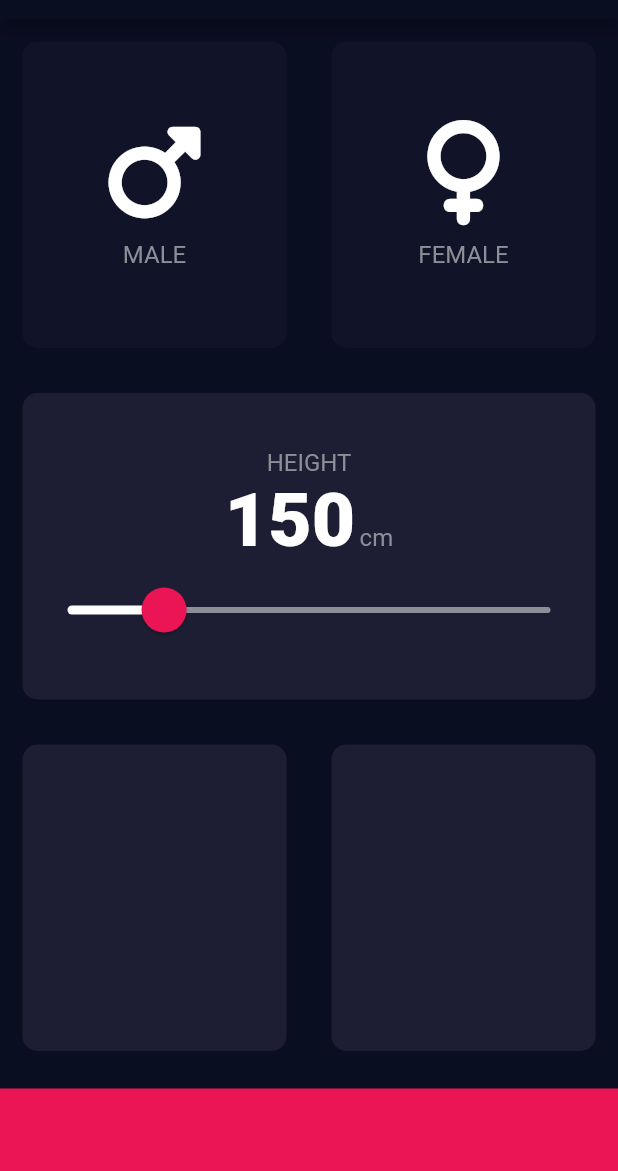
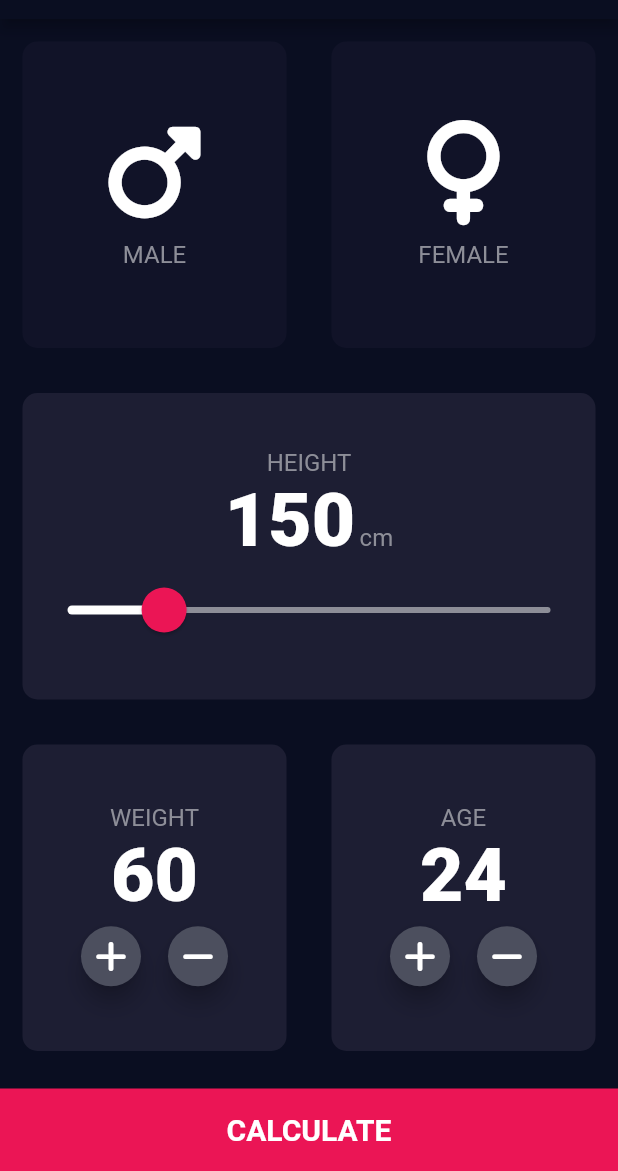
Before and after one commit to Wowo-chukwudi/bmi_calculator1, a Flutter app: the screen it shows after launch, on a phone screen of 412 x 824 dp, the part 65-1236 px from its top. Run offline on Flutter 3.47's test engine with Material 2 defaults, Android fonts, the phone set to English and light mode, and no system bars; our stand-ins replace font_awesome_flutter.

Commit message:
App done

```diff
--- /dev/null
+++ b/lib/bmi_calculate.dart
@@ -0,0 +1,39 @@
+import 'dart:math';
+
+class BmiCalculate {
+  final int weight;
+  final int height;
+
+  BmiCalculate({required this.weight, required this.height});
+
+  double bmi = 0.0;
+
+  String calculateBmi() {
+    bmi = weight / pow(height / 100, 2);
+    return bmi.toStringAsFixed(1);
+  }
+
+  String getResult() {
+    if (bmi <= 18.5) {
+      return 'Underweight';
+    } else if (bmi >= 24.9) {
+      return 'Healthy Weight';
+    } else if (bmi >= 29.9) {
+      return 'Overweight';
+    } else {
+      return 'Obesity';
+    }
+  }
+
+  String getMessage() {
+    if (bmi < 18.5) {
+      return 'You are underweight, please eat';
+    } else if (bmi >= 24.9) {
+      return 'You have a normal body weight. Good job';
+    } else if (bmi >= 29.9) {
+      return 'You have a higher than normal body weight. Exercise more';
+    } else {
+      return 'Stop eating fatsooooo';
+    }
+  }
+}
--- a/lib/input_page.dart
+++ b/lib/input_page.dart
@@ -1,4 +1,7 @@
+import 'package:bmi_calculator/bmi_calculate.dart';
 import 'package:bmi_calculator/constants.dart';
+import 'package:bmi_calculator/my_routes.dart';
+import 'package:bmi_calculator/result.dart';
 import 'package:bmi_calculator/reuse/gender_card.dart';
 import 'package:bmi_calculator/reuse/reusable.dart';
 import 'package:flutter/material.dart';
@@ -16,6 +19,8 @@ class InputPage extends StatefulWidget {
 class _InputPageState extends State<InputPage> {
   Genders? genderSelected;
   int height = 150;
+  int weight = 60;
+  int age = 24;
 
   Color femaleCardColor = inactiveCardColor;
 
@@ -149,12 +154,85 @@ class _InputPageState extends State<InputPage> {
                 Expanded(
                   child: ReusableCard(
                     colour: cardColor,
-                    cardChild: Column(),
+                    cardChild: Column(
+                      mainAxisAlignment: MainAxisAlignment.center,
+                      children: [
+                        const Text(
+                          'WEIGHT',
+                          style: genderTextStyle,
+                        ),
+                        Text(
+                          weight.toString(),
+                          style: restOfCardTextStyle,
+                        ),
+                        Row(
+                          mainAxisAlignment: MainAxisAlignment.center,
+                          children: [
+                            RoundIconButton(
+                              icon: FontAwesomeIcons.plus,
+                              iconPress: () {
+                                setState(() {
+                                  weight++;
+                                });
+                              },
+                            ),
+                            const SizedBox(
+                              width: 10,
+                            ),
+                            RoundIconButton(
+                              icon: FontAwesomeIcons.minus,
+                              iconPress: () {
+                                setState(() {
+                                  weight--;
+                                });
+                              },
+                            )
+                          ],
+                        )
+                      ],
+                    ),
                   ),
                 ),
                 Expanded(
                   child: ReusableCard(
                     colour: cardColor,
+                    cardChild: Column(
+                      mainAxisAlignment: MainAxisAlignment.center,
+                      children: [
+                        const Text(
+                          'AGE',
+                          style: genderTextStyle,
+                        ),
+                        Text(
+                          age.toString(),
+                          style: restOfCardTextStyle,
+                        ),
+                        Row(
+                          mainAxisAlignment: MainAxisAlignment.center,
+                          children: [
+                            RoundIconButton(
+                              icon: FontAwesomeIcons.plus,
+                              iconPress: () {
+                                setState(() {
+                                  age++;
+                                });
+                              },
+                            ),
+                            const SizedBox(
+                              width: 10,
+                            ),
+                            RoundIconButton(
+                              icon: FontAwesomeIcons.minus,
+                              iconPress: () {
+                                setState(() {
+                                  age--;
+                                });
+                              },
+                            )
+                          ],
+                        )
+                      ],
+                    ),
                   ),
                 ),
               ],
@@ -165,9 +243,55 @@ class _InputPageState extends State<InputPage> {
             margin: const EdgeInsets.only(top: 10),
             height: bottomContainerHeight,
             width: double.infinity,
+            child: TextButton(
+              onPressed: () {
+                BmiCalculate calculation =
+                    BmiCalculate(weight: weight, height: height);
+                Navigator.push(
+                  context,
+                  MaterialPageRoute(
+                    builder: (context) => ResultPage(
+                      bmiText: calculation.getResult(),
+                      bmiResult: calculation.calculateBmi(),
+                      bmiMessage: calculation.getMessage(),
+                    ),
+                  ),
+                );
+              },
+              child: const Text(
+                'CALCULATE',
+                style: TextStyle(
+                    fontSize: 20,
+                    fontWeight: FontWeight.bold,
+                    color: Colors.white),
+              ),
+            ),
           )
         ],
       ),
     );
   }
 }
+
+class RoundIconButton extends StatelessWidget {
+  final IconData icon;
+  final Function() iconPress;
+
+  const RoundIconButton(
+      {super.key, required this.icon, required this.iconPress});
+
+  @override
+  Widget build(BuildContext context) {
+    return RawMaterialButton(
+      elevation: 6,
+      constraints: const BoxConstraints.tightFor(
+        width: 40.0,
+        height: 40.0,
+      ),
+      shape: CircleBorder(),
+      onPressed: iconPress,
+      fillColor: const Color(0XFF4C4F5E),
+      child: Icon(icon),
+    );
+  }
+}
--- a/lib/main.dart
+++ b/lib/main.dart
@@ -1,4 +1,5 @@
 import 'package:bmi_calculator/input_page.dart';
+import 'package:bmi_calculator/my_routes.dart';
 import 'package:flutter/material.dart';
 
 void main() {
@@ -19,7 +20,8 @@ class MainApp extends StatelessWidget {
         scaffoldBackgroundColor: const Color(0XFF0A0E21),
       ),
       debugShowCheckedModeBanner: false,
-      home: const InputPage(),
+      initialRoute: homepage,
+      onGenerateRoute: MyRoutes.generateRoute,
     );
   }
 }
--- /dev/null
+++ b/lib/my_routes.dart
@@ -0,0 +1,27 @@
+import 'package:bmi_calculator/input_page.dart';
+import 'package:bmi_calculator/result.dart';
+import 'package:flutter/material.dart';
+
+const String homepage = '/';
+const String resultPage = '/secondPage';
+
+class MyRoutes {
+  static Route<dynamic> generateRoute(RouteSettings setting) {
+    switch (setting.name) {
+      case homepage:
+        return MaterialPageRoute(builder: (context) => const InputPage());
+
+      // case resultPage:
+
+      //   return MaterialPageRoute(builder: (context) =>  ResultPage());
+      default:
+    }
+    return MaterialPageRoute(
+      builder: (context) => const Scaffold(
+        body: Center(
+          child: Text('No Route Found'),
+        ),
+      ),
+    );
+  }
+}
```
Also changed, not shown: lib/result.dart (added, +88 -0 lines).
